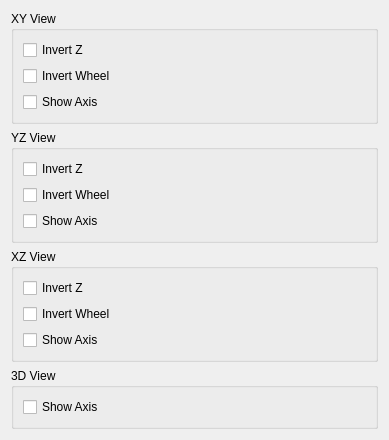
Qt form frontend/ViewPreferences.ui (FelixdelasPozas/EspINA) before a commit.
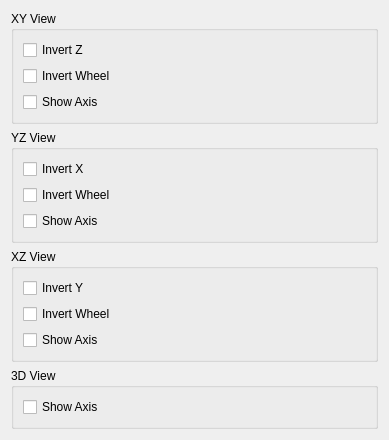
The same form after that commit.

Patch:
```diff
--- a/frontend/ViewPreferences.ui
+++ b/frontend/ViewPreferences.ui
@@ -66,7 +66,7 @@
       <item>
        <widget class="QCheckBox" name="checkBox_4">
         <property name="text">
-         <string>Invert Z</string>
+         <string>Invert X</string>
         </property>
        </widget>
       </item>
@@ -109,7 +109,7 @@
       <item>
        <widget class="QCheckBox" name="checkBox_7">
         <property name="text">
-         <string>Invert Z</string>
+         <string>Invert Y</string>
         </property>
        </widget>
       </item>
```
Left out of the diff: 6 changed lines with no effect on the pictures.
